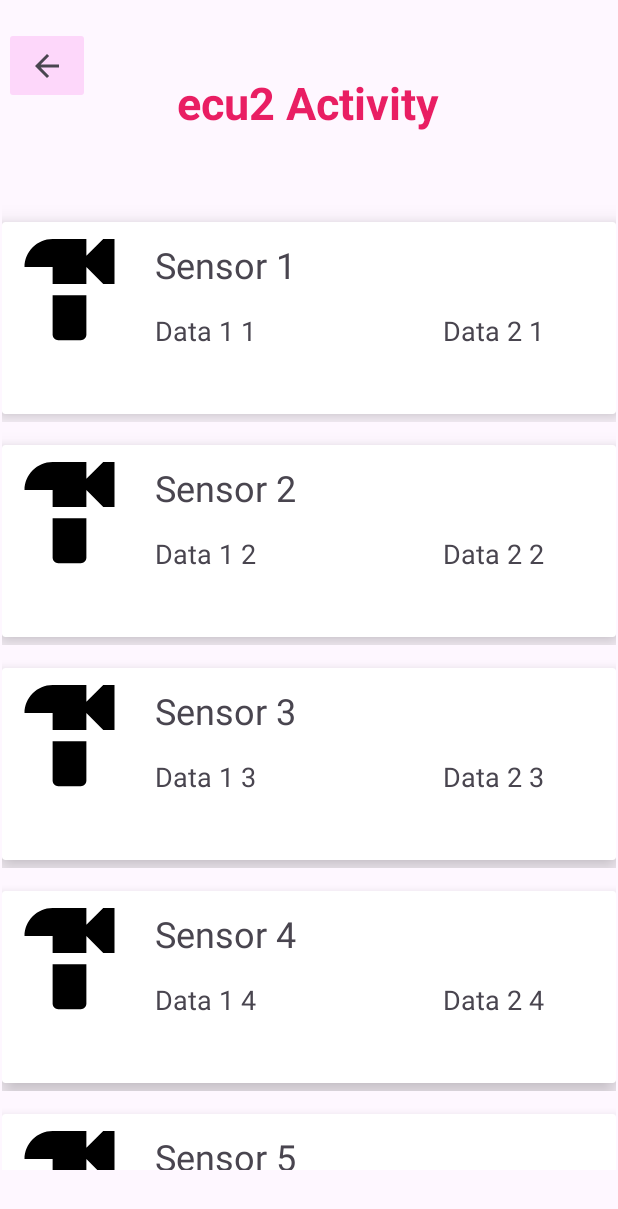
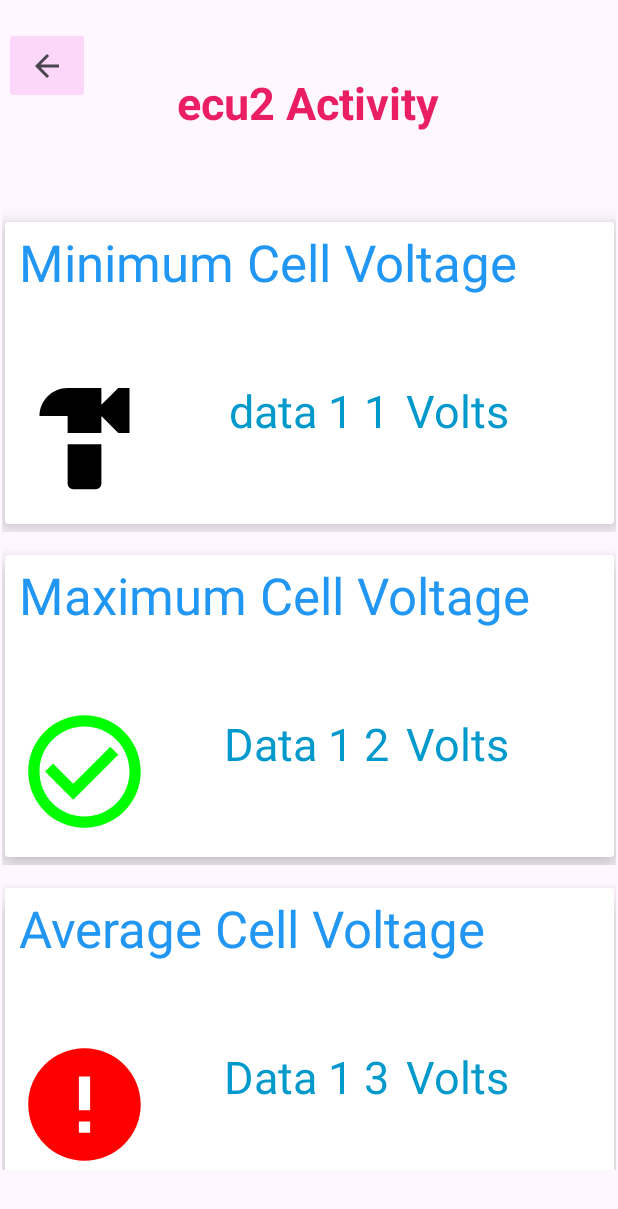
Before and after one commit to concordia-fsae/candroid_diagnostics, an Android app: the ECUActivity screen opened directly, with no data from a screen before it, on a phone screen of 412 x 824 dp. Shown: the top 1209 px of the screen. Run offline under Robolectric (Android 15) with nearby library versions, the phone set to English and light mode, and no system bars; libraries missing offline, so code that uses them is left out: com.jjoe64.graphview, org.eclipse.paho; plain views replace GraphView.

Commit message:
graph implementation + symbols + code cleaning
graph implementation + symbols + code cleaning

```diff
--- a/app/build.gradle.kts
+++ b/app/build.gradle.kts
@@ -33,8 +33,10 @@ android {
     dependencies {
         implementation("org.eclipse.paho:org.eclipse.paho.client.mqttv3:1.1.0")
         implementation("org.eclipse.paho:org.eclipse.paho.android.service:1.1.1")
+        //implementation("com.github.PhilJay:MPAndroidChart:v3.1.3")
     }
 }
+
 
 dependencies {
 
@@ -48,4 +50,7 @@ dependencies {
 
     implementation("androidx.room:room-runtime:2.3.0")
     annotationProcessor("androidx.room:room-compiler:2.3.0")
+
+    implementation ("com.jjoe64:graphview:4.2.2")
+
 }
--- a/app/src/main/AndroidManifest.xml
+++ b/app/src/main/AndroidManifest.xml
@@ -16,6 +16,9 @@
         android:supportsRtl="true"
         android:theme="@style/Theme.CANDroidDiagnostics"
         tools:targetApi="31">
+        <activity
+            android:name=".graphActivity"
+            android:exported="false" />
         <activity
             android:name=".Settings"
             android:exported="false" />
--- a/app/src/main/java/com/example/candroid_diagnostics/ECUActivity.java
+++ b/app/src/main/java/com/example/candroid_diagnostics/ECUActivity.java
@@ -4,10 +4,7 @@ import android.content.Intent;
 import android.os.Bundle;
 import android.os.Handler;
 import android.view.View;
-import android.widget.ArrayAdapter;
 import android.widget.ImageButton;
-import android.widget.ListView;
-import android.os.Handler;
 import android.widget.TextView;
 import androidx.activity.EdgeToEdge;
 import androidx.appcompat.app.AppCompatActivity;
@@ -20,7 +17,7 @@ import androidx.recyclerview.widget.RecyclerView;
 
 import java.util.ArrayList;
 
-public class ECUActivity extends AppCompatActivity {
+public class ECUActivity extends AppCompatActivity implements RecyclerViewInterface {
 
     private Handler mHandler;
     protected TextView ecupagettitle;
@@ -30,7 +27,7 @@ public class ECUActivity extends AppCompatActivity {
     ECUrecyclerViewAdapter adapter;
 
     ArrayList<sensorModel> sensorModels = new ArrayList<>();
-    int [] sensorImages = {R.drawable.baseline_hardware_24};
+    int [] sensorImages = {R.drawable.baseline_hardware_24, R.drawable.check_ok_symbol, R.drawable.error_symbol};
 
     @Override
     protected void onCreate(Bundle savedInstanceState) {
@@ -40,6 +37,16 @@ public class ECUActivity extends AppCompatActivity {
         setupUI();
         setUpSensorModels();
         ecupagettitle.setText(Globals.selected_ecu + " Activity");
+
+//        GraphView graph = (GraphView) findViewById(R.id.graphECU1);
+//        LineGraphSeries<DataPoint> series = new LineGraphSeries<>(new DataPoint[] {
+//                new DataPoint(0, 1),
+//                new DataPoint(1, 5),
+//                new DataPoint(2, 3),
+//                new DataPoint(3, 2),
+//                new DataPoint(4, 6)
+//        });
+//        graph.addSeries(series);
 
         this.mHandler = new Handler();
         m_Runnable.run();
@@ -54,14 +61,17 @@ public class ECUActivity extends AppCompatActivity {
     };
 
 
+
     private void setUpSensorModels(){
         String[] sensorNames = getResources().getStringArray(R.array.sensor_names);
         String[] Data1 = getResources().getStringArray(R.array.dummyData1_names);
-        String[] Data2 = getResources().getStringArray(R.array.dummyData2_names);
+        String[] Data2 = getResources().getStringArray(R.array.units_names);
 
         for(int i=0; i<sensorNames.length; i++){
-            sensorModels.add(new sensorModel(sensorNames[i], Data1[i], Data2[i],sensorImages[0]));
+            sensorModels.add(new sensorModel(sensorNames[i], Data1[i], Data2[i],sensorImages[i%3]));
         }
+
+
     }
 
    private void setupUI() {
@@ -77,7 +87,7 @@ public class ECUActivity extends AppCompatActivity {
        recyclerView = findViewById(R.id.recyclerViewECU1);
        setUpSensorModels();
 
-       adapter = new ECUrecyclerViewAdapter(this,sensorModels);
+       adapter = new ECUrecyclerViewAdapter(this,sensorModels, this);
        recyclerView.setAdapter(adapter);
        recyclerView.setLayoutManager(new LinearLayoutManager(this));
 
@@ -100,9 +110,18 @@ public class ECUActivity extends AppCompatActivity {
 
         if (Globals.getECUVariables(Globals.selected_ecu) == null) return;
         for (String s : Globals.getECUVariables(Globals.selected_ecu)) {
-            sensorModels.add(new sensorModel(s, Globals.getValue(Globals.selected_ecu, s), "units", sensorImages[0]));
+            //sensorModels.add(new sensorModel(s, Globals.getValue(Globals.selected_ecu, s), "units", sensorImages[0]));
+            sensorModels.add(new sensorModel(s, Globals.getValue(Globals.selected_ecu, s), sensorImages[0])); //constructor override !!!
         }
+
 
         adapter.notifyDataSetChanged();
    }
+
+
+    @Override
+    public void onItemClick(int position) {
+        Intent intent = new Intent(ECUActivity.this, graphActivity.class);
+        startActivity(intent);
+    }
 }
--- a/app/src/main/java/com/example/candroid_diagnostics/ECUrecyclerViewAdapter.java
+++ b/app/src/main/java/com/example/candroid_diagnostics/ECUrecyclerViewAdapter.java
@@ -13,12 +13,14 @@ import androidx.recyclerview.widget.RecyclerView;
 import java.util.ArrayList;
 
 public class ECUrecyclerViewAdapter extends RecyclerView.Adapter<ECUrecyclerViewAdapter.MyViewHolder> {
+    private final RecyclerViewInterface recyclerViewInterface;
     Context context;
     ArrayList<sensorModel> sensorModels;
 
-    public ECUrecyclerViewAdapter(Context context, ArrayList<sensorModel> sensorModels){
+    public ECUrecyclerViewAdapter(Context context, ArrayList<sensorModel> sensorModels, RecyclerViewInterface recyclerViewInterface) {
         this.context = context;
         this.sensorModels = sensorModels;
+        this.recyclerViewInterface = recyclerViewInterface;
     }
 
     @NonNull
@@ -28,7 +30,7 @@ public class ECUrecyclerViewAdapter extends RecyclerView.Adapter<ECUrecyclerView
         LayoutInflater inflater = LayoutInflater.from(context);
         View view = inflater.inflate(R.layout.recycler_view_row,parent, false);
 
-        return new ECUrecyclerViewAdapter.MyViewHolder(view);
+        return new ECUrecyclerViewAdapter.MyViewHolder(view, recyclerViewInterface);
     }
 
     @Override
@@ -40,6 +42,7 @@ public class ECUrecyclerViewAdapter extends RecyclerView.Adapter<ECUrecyclerView
         holder.data1.setText(sensorModels.get(position).getDataValue1());
         holder.data2.setText(sensorModels.get(position).getDataValue2());
         holder.imageView.setImageResource(sensorModels.get(position).getImage());
+
     }
 
     @Override
@@ -54,13 +57,29 @@ public class ECUrecyclerViewAdapter extends RecyclerView.Adapter<ECUrecyclerView
         ImageView imageView;
         TextView sensorName, data1, data2;
 
-        public MyViewHolder(@NonNull View itemView) {
+        //GraphView graph;
+        //graph = (GraphView) findViewById(R.id.graphECU1);
+        //GraphView graph = (GraphView) findViewById(R.id.graphECU1);
+        public MyViewHolder(@NonNull View itemView,RecyclerViewInterface recyclerViewInterface) {
             super(itemView);
 
             imageView = itemView.findViewById(R.id.imageDisplayView1);
             sensorName = itemView.findViewById(R.id.sensorNameTextView);
             data1 = itemView.findViewById(R.id.dataDisplayTextView1);
             data2 = itemView.findViewById(R.id.dataDisplayTextView2);
+           // graph = itemView.findViewByIdId(R.id.graphECU1);
+            itemView.setOnClickListener(new View.OnClickListener() {
+                @Override
+                public void onClick(View v) {
+                    if (recyclerViewInterface != null){
+                        int position = getAdapterPosition();
+                        if(position != RecyclerView.NO_POSITION){
+                            recyclerViewInterface.onItemClick(position);
+                        }
+                    }
+                }
+            });
+
         }
     }
 }
--- a/app/src/main/java/com/example/candroid_diagnostics/MainActivity.java
+++ b/app/src/main/java/com/example/candroid_diagnostics/MainActivity.java
@@ -21,7 +21,7 @@ import org.eclipse.paho.client.mqttv3.MqttMessage;
 
 import java.util.ArrayList;
 
-public class MainActivity extends AppCompatActivity {
+public class MainActivity extends AppCompatActivity  {
     private static final String TAG = "CANDroid";
     private MqttClient mqttClient;
     protected Button diagnosticBtn;
--- /dev/null
+++ b/app/src/main/java/com/example/candroid_diagnostics/RecyclerViewInterface.java
@@ -0,0 +1,5 @@
+package com.example.candroid_diagnostics;
+
+public interface RecyclerViewInterface {
+    void onItemClick(int position);
+}
--- /dev/null
+++ b/app/src/main/res/drawable/check_ok_symbol.xml
@@ -0,0 +1,14 @@
+<vector xmlns:tools="http://schemas.android.com/tools"
+    android:height="90dp" android:tint="#00ff00"
+    android:viewportHeight="24" android:viewportWidth="24"
+    android:width="90dp" xmlns:android="http://schemas.android.com/apk/res/android"
+    tools:ignore="ExtraText">
+
+    <path android:fillColor="@android:color/holo_green_light" android:pathData="M16.59,7.58L10,14.17l-3.59,-3.58L5,12l5,5 8,-8zM12,2C6.48,2 2,6.48 2,12s4.48,10 10,10 10,-4.48 10,-10S17.52,2 12,2zM12,20c-4.42,0 -8,-3.58 -8,-8s3.58,-8 8,-8 8,3.58 8,8 -3.58,8 -8,8z"/>
+
+
+
+
+
+
+</vector>
--- /dev/null
+++ b/app/src/main/res/drawable/error_symbol.xml
@@ -0,0 +1,6 @@
+<vector android:height="90dp" android:tint="#ff0000"
+    android:viewportHeight="24" android:viewportWidth="24"
+    android:width="90dp" xmlns:android="http://schemas.android.com/apk/res/android">
+
+    <path android:fillColor="@android:color/white" android:pathData="M12,2C6.48,2 2,6.48 2,12s4.48,10 10,10 10,-4.48 10,-10S17.52,2 12,2zM13,17h-2v-2h2v2zM13,13h-2L11,7h2v6z"/>
+</vector>
--- a/app/src/main/res/layout/recycler_view_row.xml
+++ b/app/src/main/res/layout/recycler_view_row.xml
@@ -6,21 +6,21 @@
     android:layout_height="wrap_content">
 
     <androidx.cardview.widget.CardView
-        android:layout_width="match_parent"
-        android:layout_height="wrap_content"
-        android:background="#E43D3D"
+        android:layout_width="406dp"
+        android:layout_height="201dp"
         android:layout_marginTop="15dp"
         android:layout_marginBottom="5dp"
+        android:background="#E43D3D"
         app:cardBackgroundColor="@color/white"
+        app:cardElevation="10dp"
         app:layout_constraintBottom_toBottomOf="parent"
-        app:cardElevation="10dp"
         app:layout_constraintEnd_toEndOf="parent"
         app:layout_constraintStart_toStartOf="parent"
         app:layout_constraintTop_toTopOf="parent">
 
         <androidx.constraintlayout.widget.ConstraintLayout
             android:layout_width="match_parent"
-            android:layout_height="128dp"
+            android:layout_height="205dp"
             android:animateLayoutChanges="true"
             android:verticalScrollbarPosition="defaultPosition">
 
@@ -28,44 +28,59 @@
                 android:id="@+id/imageDisplayView1"
                 android:layout_width="wrap_content"
                 android:layout_height="wrap_content"
+                android:layout_marginStart="8dp"
                 app:layout_constraintBottom_toBottomOf="parent"
                 app:layout_constraintStart_toStartOf="parent"
-                app:layout_constraintTop_toTopOf="parent"
-                app:layout_constraintVertical_bias="0.0"
+                app:layout_constraintTop_toBottomOf="@+id/sensorNameTextView"
+                app:layout_constraintVertical_bias="0.466"
                 app:srcCompat="@drawable/baseline_hardware_24" />
 
             <TextView
                 android:id="@+id/sensorNameTextView"
-                android:layout_width="241dp"
-                android:layout_height="36dp"
-                android:layout_marginStart="12dp"
-                android:layout_marginTop="12dp"
-                android:textSize="24sp"
-                app:layout_constraintStart_toEndOf="@+id/imageDisplayView1"
+                android:layout_width="387dp"
+                android:layout_height="81dp"
+                android:layout_marginTop="4dp"
+                android:maxLines="2"
+                android:textColor="#2196F3"
+                android:textSize="34sp"
+                app:layout_constraintEnd_toEndOf="parent"
+                app:layout_constraintStart_toStartOf="parent"
                 app:layout_constraintTop_toTopOf="parent" />
 
             <TextView
                 android:id="@+id/dataDisplayTextView1"
-                android:layout_width="164dp"
-                android:layout_height="42dp"
-                android:layout_marginStart="12dp"
-                android:layout_marginTop="12dp"
+                android:layout_width="150dp"
+                android:layout_height="65dp"
+                android:layout_marginStart="8dp"
+                android:layout_marginTop="20dp"
                 android:text="TextView"
-                android:textSize="18sp"
+                android:textAlignment="textEnd"
+                android:textColor="@android:color/holo_blue_dark"
+                android:textSize="30sp"
                 app:layout_constraintStart_toEndOf="@+id/imageDisplayView1"
                 app:layout_constraintTop_toBottomOf="@+id/sensorNameTextView" />
 
             <TextView
                 android:id="@+id/dataDisplayTextView2"
-                android:layout_width="109dp"
-                android:layout_height="44dp"
-                android:layout_marginStart="28dp"
-                android:layout_marginTop="12dp"
+                android:layout_width="123dp"
+                android:layout_height="64dp"
+                android:layout_marginStart="8dp"
+                android:layout_marginTop="20dp"
                 android:text="TextView"
-                android:textSize="18sp"
+                android:textColor="@android:color/holo_blue_dark"
+                android:textSize="30sp"
+                app:layout_constraintEnd_toEndOf="parent"
+                app:layout_constraintHorizontal_bias="0.17"
                 app:layout_constraintStart_toEndOf="@+id/dataDisplayTextView1"
                 app:layout_constraintTop_toBottomOf="@+id/sensorNameTextView" />
 
         </androidx.constraintlayout.widget.ConstraintLayout>
+
+        <!--        <com.jjoe64.graphview.GraphView-->
+        <!--            android:id="@+id/graphECU1"-->
+        <!--            android:layout_width="match_parent"-->
+        <!--            android:layout_height="200dip"-->
+        <!--            android:layout_marginTop="150dp" />-->
+
     </androidx.cardview.widget.CardView>
 </androidx.constraintlayout.widget.ConstraintLayout>
--- a/app/src/main/res/values/strings.xml
+++ b/app/src/main/res/values/strings.xml
@@ -2,18 +2,52 @@
     <string name="app_name">CANDroid Diagnostics</string>
 
     <string-array name="sensor_names">
-        <item>Sensor 1</item>
-        <item>Sensor 2</item>
-        <item>Sensor 3</item>
-        <item>Sensor 4</item>
-        <item>Sensor 5</item>
-        <item>Sensor 6</item>
-        <item>Sensor 7</item>
-        <item>Sensor 8</item>
-        <item>Sensor 9</item>
+        <item>Minimum Cell Voltage</item>
+        <item>Maximum Cell Voltage</item>
+        <item>Average Cell Voltage</item>
+        <item>Minimum Relative State of Charge (SOC)</item>
+        <item>Maximum Relative State of Charge (SOC)</item>
+        <item>Average Relative State of Charge (SOC)</item>
+        <item>Average Relative State of Charge (SOC)</item>
+        <item>Maximum Charge Current Limit (CCL)</item>
+        <item>Maximum Discharge Current Limit (CCL)</item>
+        <item>Pack Voltage</item>
+        <item>Cell 1 Voltage</item>
+        <item>Cell 2 Voltage</item>
+        <item>Cell 3 Voltage</item>
+        <item>Cell 4 Voltage</item>
+        <item>Maximum Cell Temperature</item>
+        <item>Microcontroller Temperature</item>
+        <item>Board Temperature 1</item>
+        <item>Board Temperature 2</item>
+        <item>Board Temperature 1</item>
+        <item>Fan 1 Speed</item>
+        <item>Fan 2 Speed</item>
     </string-array>
 
     <string-array name="dummyData1_names">
+        <item>data 1 1</item>
+        <item>Data 1 2</item>
+        <item>Data 1 3</item>
+        <item>Data 1 4</item>
+        <item>Data 1 5</item>
+        <item>Data 1 6</item>
+        <item>Data 1 7</item>
+        <item>Data 1 8</item>
+        <item>Data 1 9</item>
+        <item>Data 1 1</item>
+        <item>Data 1 2</item>
+        <item>Data 1 3</item>
+        <item>Data 1 4</item>
+        <item>Data 1 5</item>
+        <item>Data 1 6</item>
+        <item>Data 1 7</item>
+        <item>Data 1 8</item>
+        <item>Data 1 9</item>
+        <item>Data 1 6</item>
+        <item>Data 1 7</item>
+        <item>Data 1 8</item>
+        <item>Data 1 9</item>
         <item>Data 1 1</item>
         <item>Data 1 2</item>
         <item>Data 1 3</item>
@@ -25,18 +59,31 @@
         <item>Data 1 9</item>
     </string-array>
 
-    <string-array name="dummyData2_names">
-        <item>Data 2 1</item>
-        <item>Data 2 2</item>
-        <item>Data 2 3</item>
-        <item>Data 2 4</item>
-        <item>Data 2 5</item>
-        <item>Data 2 6</item>
-        <item>Data 2 7</item>
-        <item>Data 2 8</item>
-        <item>Data 2 9</item>
+    <string-array name="units_names">
+        <item>Volts</item>
+        <item>Volts</item>
+        <item>Volts</item>
+        <item>%</item>
+        <item>%</item>
+        <item>%</item>
+        <item>%</item>
+        <item>Amperes</item>
+        <item>Amperes</item>
+        <item>Volts</item>
+        <item>Volts</item>
+        <item>Volts</item>
+        <item>Volts</item>
+        <item>Volts</item>
+        <item>°C</item>
+        <item>°C</item>
+        <item>°C</item>
+        <item>°C</item>
+        <item>°C</item>
+        <item>RPM</item>
+        <item>RPM</item>
+
+
     </string-array>
 
 
-
 </resources>
--- a/gradle.properties
+++ b/gradle.properties
@@ -19,3 +19,4 @@ android.useAndroidX=true
 # resources declared in the library itself and none from the library's dependencies,
 # thereby reducing the size of the R class for that library
 android.nonTransitiveRClass=true
+android.enableJetifier=true
--- a/settings.gradle.kts
+++ b/settings.gradle.kts
@@ -12,6 +12,7 @@ dependencyResolutionManagement {
         mavenCentral()
         maven {
             url = uri("https://repo.eclipse.org/content/repositories/paho-snapshots/")
+            //url = uri("https://jitpack.io")
         }
     }
 }
```
Also changed, not shown: app/src/main/java/com/example/candroid_diagnostics/Settings.java (+25 -21 lines), app/src/main/java/com/example/candroid_diagnostics/graphActivity.java (added, +73 -0 lines), app/src/main/java/com/example/candroid_diagnostics/sensorModel.java (+21 -0 lines), app/src/main/res/layout/activity_graph.xml (added, +33 -0 lines).
